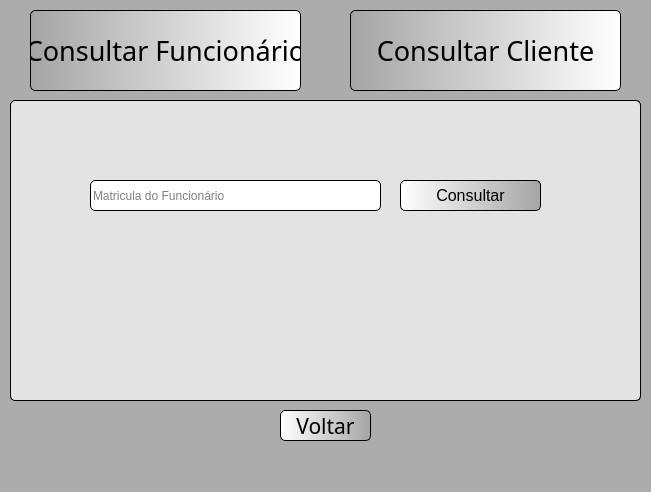
First picture: the form in telaConsultaUsuario.ui, repository MatBorges/LoCar, before the edit.
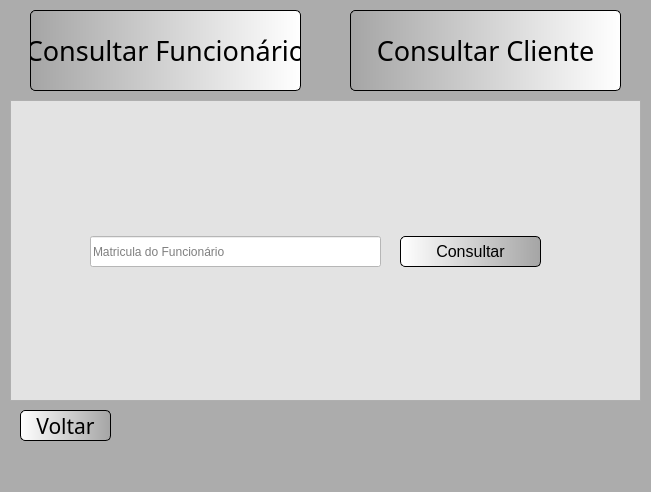
Second picture: the form after the edit. Icons and pictures are not drawn.

What changed in the file:
```diff
--- a/telaConsultaUsuario.ui
+++ b/telaConsultaUsuario.ui
@@ -73,7 +73,7 @@
    <widget class="QPushButton" name="btVoltar">
     <property name="geometry">
      <rect>
-      <x>280</x>
+      <x>20</x>
       <y>410</y>
       <width>91</width>
       <height>31</height>
@@ -168,7 +168,7 @@
      <property name="geometry">
       <rect>
        <x>80</x>
-       <y>80</y>
+       <y>130</y>
        <width>291</width>
        <height>31</height>
       </rect>
@@ -180,36 +180,6 @@
       <string>CPF do cliente</string>
      </property>
     </widget>
-    <widget class="QPushButton" name="btConsultar_2">
-     <property name="geometry">
-      <rect>
-       <x>390</x>
-       <y>80</y>
-       <width>141</width>
-       <height>31</height>
-      </rect>
-     </property>
-     <property name="font">
-      <font>
-       <pointsize>12</pointsize>
-      </font>
-     </property>
-     <property name="styleSheet">
-      <string notr="true">QPushButton{
-background-color: qlineargradient(spread:pad, x1:0, y1:0, x2:1, y2:0, stop:0 rgba(165, 165, 165, 255), stop:1 rgba(255, 255, 255, 255));
-border-radius: 5px;
-border-style: outset;
-border-width: 1px;
-border-color: black;
-}
-QPushButton:hover{
-background-color: qlineargradient(spread:reflect, x1:0, y1:0, x2:1, y2:0.943182, stop:0 rgba(255, 126, 248, 255), stop:1 rgba(119, 146, 220, 255));
-}</string>
-     </property>
-     <property name="text">
-      <string>Consultar</string>
-     </property>
-    </widget>
    </widget>
    <widget class="QFrame" name="frameConFuncionario">
     <property name="geometry">
@@ -222,10 +192,7 @@
     </property>
     <property name="styleSheet">
      <string notr="true">background-color: rgb(227, 227, 227);
-border-radius: 5px;
-border-style: outset;
-border-width: 1px;
-border-color: black;</string>
+</string>
     </property>
     <property name="frameShape">
      <enum>QFrame::StyledPanel</enum>
@@ -237,7 +204,7 @@
      <property name="geometry">
       <rect>
        <x>80</x>
-       <y>80</y>
+       <y>136</y>
        <width>291</width>
        <height>31</height>
       </rect>
@@ -253,7 +220,7 @@
      <property name="geometry">
       <rect>
        <x>390</x>
-       <y>80</y>
+       <y>136</y>
        <width>141</width>
        <height>31</height>
       </rect>
@@ -284,6 +251,40 @@
      </property>
     </widget>
    </widget>
+   <widget class="QPushButton" name="btConsultarCliente">
+    <property name="geometry">
+     <rect>
+      <x>410</x>
+      <y>230</y>
+      <width>141</width>
+      <height>31</height>
+     </rect>
+    </property>
+    <property name="font">
+     <font>
+      <pointsize>12</pointsize>
+     </font>
+    </property>
+    <property name="styleSheet">
+     <string notr="true">QPushButton{
+background-color: qlineargradient(spread:pad, x1:0, y1:0, x2:1, y2:0, stop:0 rgba(255, 255, 255, 255), stop:1 rgba(165, 165, 165, 255));
+border-style: outset;
+border-width: 1px;
+border-color: black;
+border-radius: 5px;
+}
+
+QPushButton:hover{
+background-color: qlineargradient(spread:pad, x1:0, y1:0, x2:1, y2:0, stop:0 rgba(19, 226, 4, 255), stop:1 rgba(148, 209, 6, 255));
+}
+
+
+</string>
+    </property>
+    <property name="text">
+     <string>Consultar</string>
+    </property>
+   </widget>
    <zorder>logoLoCarPequeno</zorder>
    <zorder>botaoCadastros</zorder>
    <zorder>btVoltar</zorder>
```
Left out of the diff: 3 changed lines with no effect on the pictures.
